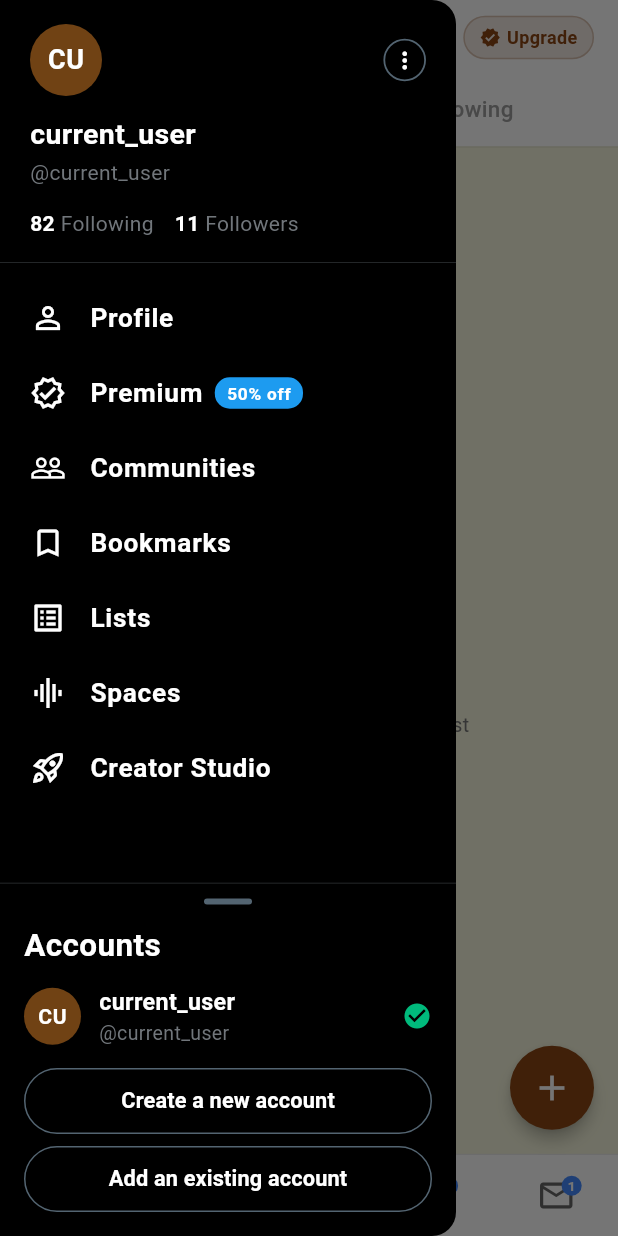
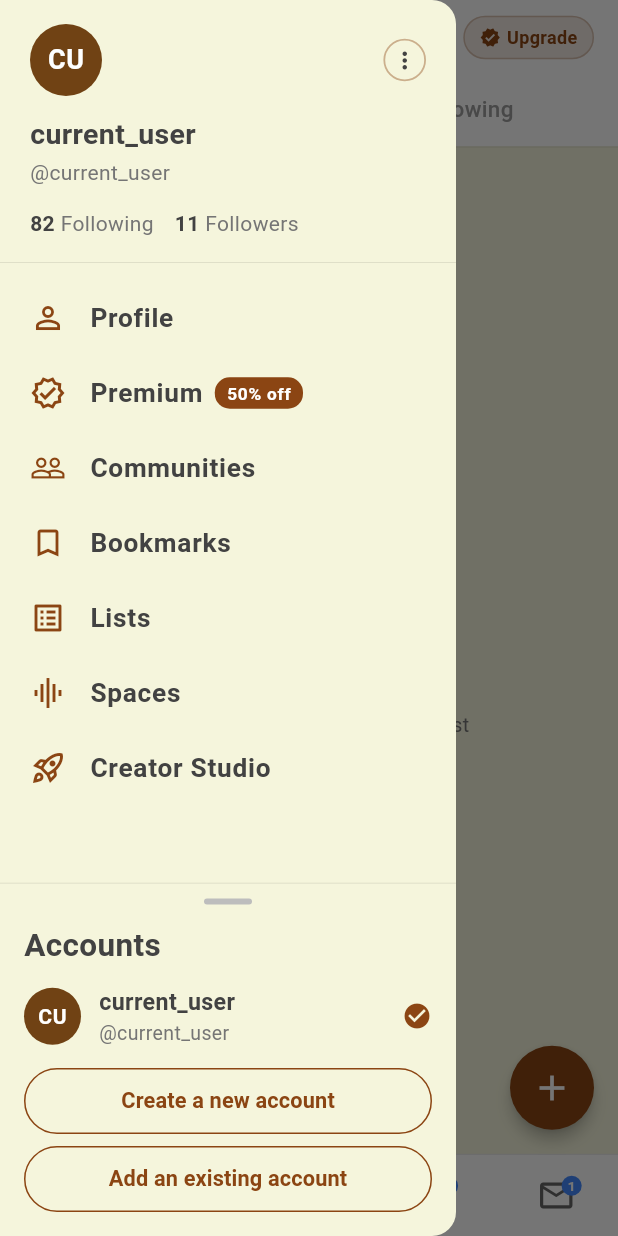
Before and after one commit to Bomanaabertilla/portut, a Flutter app: the HomeScreen screen opened directly, with the side drawer open, on a phone screen of 412 x 824 dp. Run offline on Flutter 3.47's test engine with Material 3 defaults, Android fonts, the phone set to English and light mode, and no system bars; our stand-ins replace file_picker, share_plus, shared_preferences; accounts and stored records are empty.

```diff
--- a/lib/screens/home_screen.dart
+++ b/lib/screens/home_screen.dart
@@ -1337,8 +1337,16 @@ class _HomeScreenState extends State<HomeScreen> {
     Color primaryColor,
     ThemeProvider themeProvider,
   ) {
+    final theme = Theme.of(context);
+    final drawerBg = theme.scaffoldBackgroundColor;
+    final textColor = isDark ? Colors.white : const Color(0xFF424242);
+    final subtextColor = isDark ? const Color(0xFF71767B) : Colors.grey[600]!;
+    final dividerColor = isDark ? const Color(0xFF2F3336) : Colors.black.withValues(alpha: 0.12);
+    final badgeColor = isDark ? const Color(0xFF1D9BF0) : primaryColor;
+    final checkColor = isDark ? const Color(0xFF00BA7C) : primaryColor;
+
     return Drawer(
-      backgroundColor: Colors.black,
+      backgroundColor: drawerBg,
       child: SafeArea(
         child: Column(
           crossAxisAlignment: CrossAxisAlignment.start,
@@ -1361,11 +1369,14 @@ class _HomeScreenState extends State<HomeScreen> {
                         padding: const EdgeInsets.all(4),
                         decoration: BoxDecoration(
                           shape: BoxShape.circle,
-                          border: Border.all(color: const Color(0xFF536471), width: 1.2),
-                        ),
-                        child: const Icon(
+                          border: Border.all(
+                            color: isDark ? const Color(0xFF536471) : primaryColor.withValues(alpha: 0.4),
+                            width: 1.2,
+                          ),
+                        ),
+                        child: Icon(
                           Icons.more_vert,
-                          color: Colors.white,
+                          color: textColor,
                           size: 18,
                         ),
                       ),
@@ -1374,51 +1385,51 @@ class _HomeScreenState extends State<HomeScreen> {
                   const SizedBox(height: 12),
                   Text(
                     _currentUserName,
-                    style: const TextStyle(
+                    style: TextStyle(
                       fontSize: 19,
                       fontWeight: FontWeight.bold,
-                      color: Colors.white,
+                      color: textColor,
                     ),
                   ),
                   const SizedBox(height: 2),
                   Text(
                     '@${_currentUserId ?? "b_bertilla24"}',
-                    style: const TextStyle(
+                    style: TextStyle(
                       fontSize: 14,
-                      color: Color(0xFF71767B),
+                      color: subtextColor,
                     ),
                   ),
                   const SizedBox(height: 14),
                   Row(
-                    children: const [
+                    children: [
                       Text(
                         '82 ',
                         style: TextStyle(
                           fontWeight: FontWeight.bold,
-                          color: Colors.white,
+                          color: textColor,
                           fontSize: 14,
                         ),
                       ),
                       Text(
                         'Following',
                         style: TextStyle(
-                          color: Color(0xFF71767B),
+                          color: subtextColor,
                           fontSize: 14,
                         ),
                       ),
-                      SizedBox(width: 14),
+                      const SizedBox(width: 14),
                       Text(
                         '11 ',
                         style: TextStyle(
                           fontWeight: FontWeight.bold,
-                          color: Colors.white,
+                          color: textColor,
                           fontSize: 14,
                         ),
                       ),
                       Text(
                         'Followers',
                         style: TextStyle(
-                          color: Color(0xFF71767B),
+                          color: subtextColor,
                           fontSize: 14,
                         ),
                       ),
@@ -1428,10 +1439,10 @@ class _HomeScreenState extends State<HomeScreen> {
               ),
             ),
 
-            const Divider(
+            Divider(
               height: 16,
               thickness: 0.5,
-              color: Color(0xFF2F3336),
+              color: dividerColor,
             ),
 
             // Navigation Links
@@ -1442,6 +1453,8 @@ class _HomeScreenState extends State<HomeScreen> {
                   _buildDrawerItem(
                     icon: Icons.person_outline,
                     title: 'Profile',
+                    textColor: textColor,
+                    iconColor: isDark ? Colors.white : primaryColor,
                     onTap: () {
                       Navigator.pop(context);
                       Navigator.push(
@@ -1455,10 +1468,12 @@ class _HomeScreenState extends State<HomeScreen> {
                   _buildDrawerItem(
                     icon: Icons.verified_outlined,
                     title: 'Premium',
+                    textColor: textColor,
+                    iconColor: isDark ? Colors.white : primaryColor,
                     trailingBadge: Container(
                       padding: const EdgeInsets.symmetric(horizontal: 8, vertical: 2),
                       decoration: BoxDecoration(
-                        color: const Color(0xFF1D9BF0),
+                        color: badgeColor,
                         borderRadius: BorderRadius.circular(10),
                       ),
                       child: const Text(
@@ -1475,11 +1490,15 @@ class _HomeScreenState extends State<HomeScreen> {
                   _buildDrawerItem(
                     icon: Icons.people_outline,
                     title: 'Communities',
+                    textColor: textColor,
+                    iconColor: isDark ? Colors.white : primaryColor,
                     onTap: () {},
                   ),
                   _buildDrawerItem(
                     icon: Icons.bookmark_border,
                     title: 'Bookmarks',
+                    textColor: textColor,
+                    iconColor: isDark ? Colors.white : primaryColor,
                     onTap: () async {
                       Navigator.pop(context);
                       await Navigator.push(
@@ -1494,28 +1513,34 @@ class _HomeScreenState extends State<HomeScreen> {
                   _buildDrawerItem(
                     icon: Icons.list_alt,
                     title: 'Lists',
+                    textColor: textColor,
+                    iconColor: isDark ? Colors.white : primaryColor,
                     onTap: () {},
                   ),
                   _buildDrawerItem(
                     icon: Icons.graphic_eq,
                     title: 'Spaces',
+                    textColor: textColor,
+                    iconColor: isDark ? Colors.white : primaryColor,
                     onTap: () {},
                   ),
                   _buildDrawerItem(
                     icon: Icons.rocket_launch_outlined,
                     title: 'Creator Studio',
+                    textColor: textColor,
+                    iconColor: isDark ? Colors.white : primaryColor,
                     onTap: () {},
                   ),
                 ],
               ),
             ),
 
-            // Bottom Accounts Section (matching screenshot)
+            // Bottom Accounts Section
             Container(
               padding: const EdgeInsets.fromLTRB(16, 10, 16, 16),
-              decoration: const BoxDecoration(
+              decoration: BoxDecoration(
                 border: Border(
-                  top: BorderSide(color: Color(0xFF2F3336), width: 0.5),
+                  top: BorderSide(color: dividerColor, width: 0.5),
                 ),
               ),
               child: Column(
@@ -1527,16 +1552,16 @@ class _HomeScreenState extends State<HomeScreen> {
                       width: 32,
                       height: 4,
                       decoration: BoxDecoration(
-                        color: const Color(0xFF536471),
+                        color: isDark ? const Color(0xFF536471) : Colors.grey[400],
                         borderRadius: BorderRadius.circular(2),
                       ),
                     ),
                   ),
                   const SizedBox(height: 12),
-                  const Text(
+                  Text(
                     'Accounts',
                     style: TextStyle(
-                      color: Colors.white,
+                      color: textColor,
                       fontSize: 21,
                       fontWeight: FontWeight.bold,
                     ),
@@ -1556,25 +1581,25 @@ class _HomeScreenState extends State<HomeScreen> {
                           children: [
                             Text(
                               _currentUserName,
-                              style: const TextStyle(
-                                color: Colors.white,
+                              style: TextStyle(
+                                color: textColor,
                                 fontSize: 15.5,
                                 fontWeight: FontWeight.bold,
                               ),
                             ),
                             Text(
                               '@${_currentUserId ?? "b_bertilla24"}',
-                              style: const TextStyle(
-                                color: Color(0xFF71767B),
+                              style: TextStyle(
+                                color: subtextColor,
                                 fontSize: 13,
                               ),
                             ),
                           ],
                         ),
                       ),
-                      const Icon(
+                      Icon(
                         Icons.check_circle,
-                        color: Color(0xFF00BA7C),
+                        color: checkColor,
                         size: 20,
                       ),
                     ],
@@ -1589,15 +1614,15 @@ class _HomeScreenState extends State<HomeScreen> {
                         Navigator.pushNamed(context, '/signup');
                       },
                       style: OutlinedButton.styleFrom(
-                        side: const BorderSide(color: Color(0xFF536471)),
+                        side: BorderSide(color: isDark ? const Color(0xFF536471) : primaryColor),
                         shape: RoundedRectangleBorder(
                           borderRadius: BorderRadius.circular(24),
                         ),
                       ),
-                      child: const Text(
+                      child: Text(
                         'Create a new account',
                         style: TextStyle(
-                          color: Colors.white,
+                          color: isDark ? Colors.white : primaryColor,
                           fontSize: 14.5,
                           fontWeight: FontWeight.bold,
                         ),
@@ -1614,15 +1639,15 @@ class _HomeScreenState extends State<HomeScreen> {
                         Navigator.pushNamed(context, '/login');
                       },
                       style: OutlinedButton.styleFrom(
-                        side: const BorderSide(color: Color(0xFF536471)),
+                        side: BorderSide(color: isDark ? const Color(0xFF536471) : primaryColor),
                         shape: RoundedRectangleBorder(
                           borderRadius: BorderRadius.circular(24),
                         ),
                       ),
-                      child: const Text(
+                      child: Text(
                         'Add an existing account',
                         style: TextStyle(
-                          color: Colors.white,
+                          color: isDark ? Colors.white : primaryColor,
                           fontSize: 14.5,
                           fontWeight: FontWeight.bold,
                         ),
@@ -1641,6 +1666,8 @@ class _HomeScreenState extends State<HomeScreen> {
   Widget _buildDrawerItem({
     required IconData icon,
     required String title,
+    required Color textColor,
+    required Color iconColor,
     Widget? trailingBadge,
     required VoidCallback onTap,
   }) {
@@ -1648,13 +1675,13 @@ class _HomeScreenState extends State<HomeScreen> {
       dense: true,
       visualDensity: const VisualDensity(vertical: 0.5),
       contentPadding: const EdgeInsets.symmetric(horizontal: 12, vertical: 0),
-      leading: Icon(icon, color: Colors.white, size: 24),
+      leading: Icon(icon, color: iconColor, size: 24),
       title: Row(
         children: [
           Text(
             title,
-            style: const TextStyle(
-              color: Colors.white,
+            style: TextStyle(
+              color: textColor,
               fontSize: 17.5,
               fontWeight: FontWeight.bold,
             ),
```
Also changed, not shown: lib/screens/create_post_screen.dart (+119 -67 lines).
